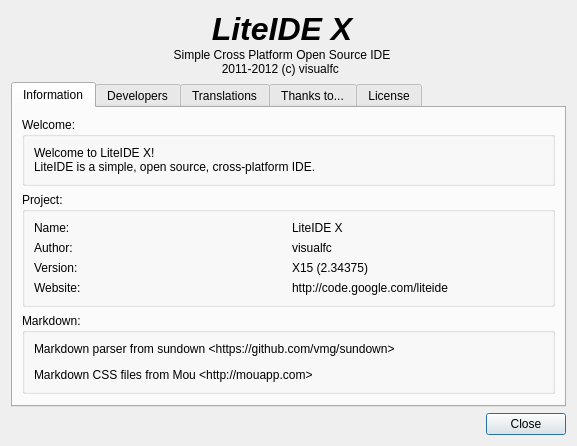
First picture: the form in liteidex/src/liteapp/aboutdialog.ui, repository visualfc/liteide, before the edit.
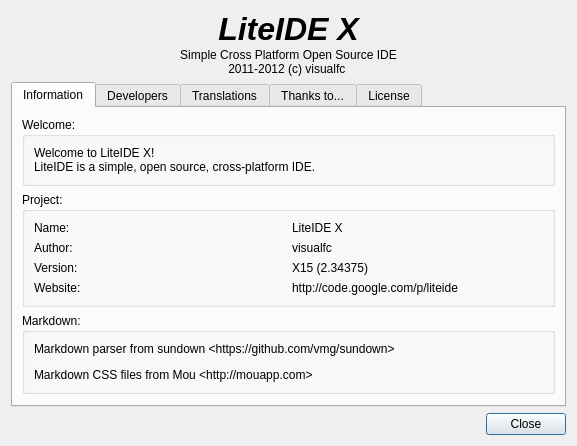
Second picture: the form after the edit. Icons and pictures are not drawn.

Diff of the .ui file:
```diff
--- a/liteidex/src/liteapp/aboutdialog.ui
+++ b/liteidex/src/liteapp/aboutdialog.ui
@@ -100,22 +100,6 @@
          </property>
         </widget>
        </item>
-       <item>
-        <spacer name="verticalSpacer">
-         <property name="orientation">
-          <enum>Qt::Vertical</enum>
-         </property>
-         <property name="sizeType">
-          <enum>QSizePolicy::Expanding</enum>
-         </property>
-         <property name="sizeHint" stdset="0">
-          <size>
-           <width>20</width>
-           <height>20</height>
-          </size>
-         </property>
-        </spacer>
-       </item>
        <item>
         <widget class="QLabel" name="label_27">
          <property name="text">
@@ -152,22 +136,6 @@
          </property>
         </widget>
        </item>
-       <item>
-        <spacer name="verticalSpacer_4">
-         <property name="orientation">
-          <enum>Qt::Vertical</enum>
-         </property>
-         <property name="sizeType">
-          <enum>QSizePolicy::Expanding</enum>
-         </property>
-         <property name="sizeHint" stdset="0">
-          <size>
-           <width>20</width>
-           <height>20</height>
-          </size>
-         </property>
-        </spacer>
-       </item>
       </layout>
      </item>
     </layout>
@@ -263,7 +231,7 @@
           <item row="3" column="1">
            <widget class="QLabel" name="label_18">
             <property name="text">
-             <string notr="true">http://code.google.com/liteide</string>
+             <string notr="true">http://code.google.com/p/liteide</string>
             </property>
            </widget>
           </item>
```
